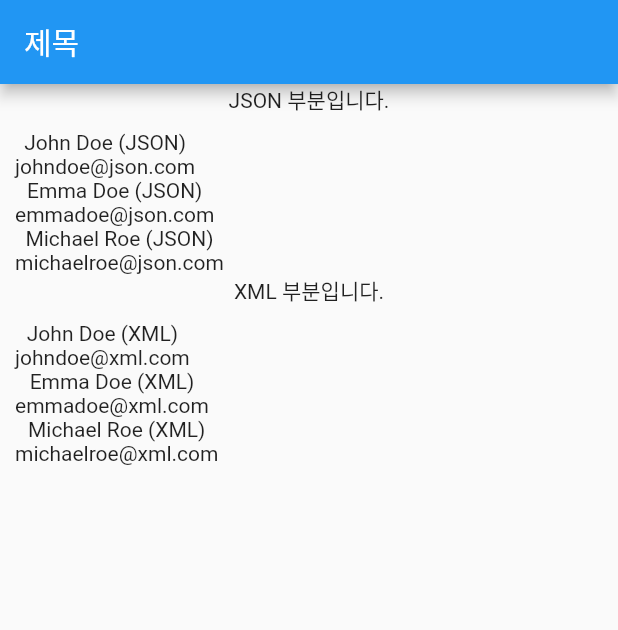
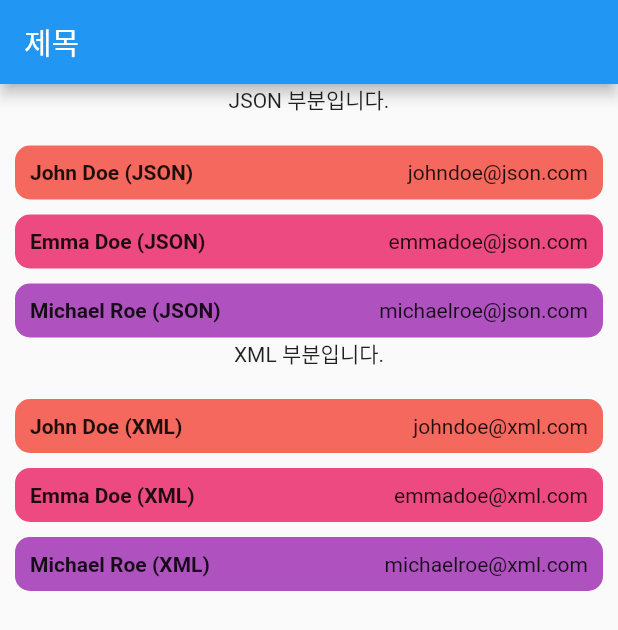
Before and after one commit to AppLutter/flutter-design-pattern-adapter-kazlauskas, a Flutter app: the screen it shows after launch, on a phone screen of 412 x 824 dp. Shown: the top 630 px of the screen. Run offline on Flutter 3.47's test engine with Material 2 defaults, Android fonts, the phone set to English and light mode, and no system bars.

Commit message:
Edit Tile

```diff
--- a/lib/contacts_section.dart
+++ b/lib/contacts_section.dart
@@ -32,9 +32,13 @@ class _ContactsSectionState extends State<ContactsSection> {
         Text(widget.headerText),
         const SizedBox(height: 10),
         ...List.generate(
-        contacts.length,
-        (index) => ContentTile(contact: contacts[index]),
-      ),],
+          contacts.length,
+          (index) => ContentTile(
+            contact: contacts[index],
+            index: index,
+          ),
+        ),
+      ],
     );
   }
 }
--- a/lib/content_tile.dart
+++ b/lib/content_tile.dart
@@ -5,20 +5,32 @@ class ContentTile extends StatelessWidget {
   const ContentTile({
     Key? key,
     required this.contact,
+    required this.index,
   }) : super(key: key);
   final Contact contact;
+  final int index;
 
   @override
   Widget build(BuildContext context) {
-    return Row(
-      children: [
-        Column(
+    return Padding(
+      padding: const EdgeInsets.only(top: 10.0),
+      child: Container(
+        padding: const EdgeInsets.all(10.0),
+        decoration: BoxDecoration(
+          color: Colors.primaries[index].withOpacity(0.8),
+          borderRadius: BorderRadius.circular(10.0),
+        ),
+        child: Row(
           children: [
-            Text(contact.fullName),
+            Text(
+              contact.fullName,
+              style: const TextStyle(fontWeight: FontWeight.w700),
+            ),
+            const Spacer(),
             Text(contact.email),
           ],
         ),
-      ],
+      ),
     );
   }
 }
```
